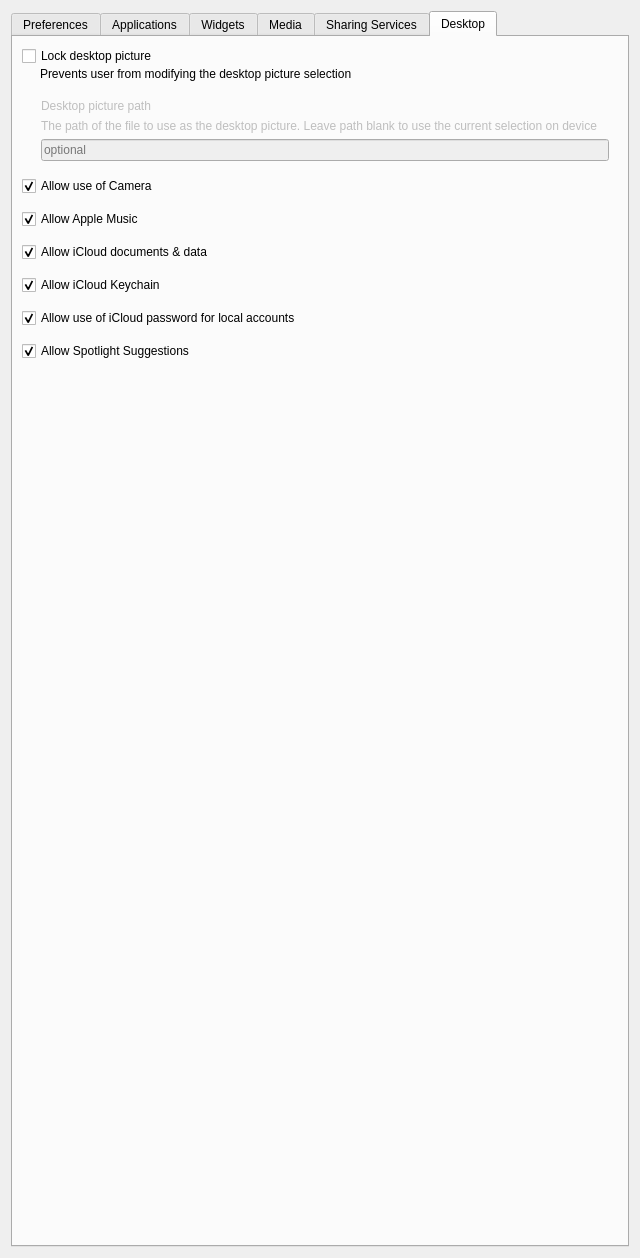
fw-dev/translations, file FWAdminLib/Configurator/RestrictionsOSXForm.ui: the form before one commit.
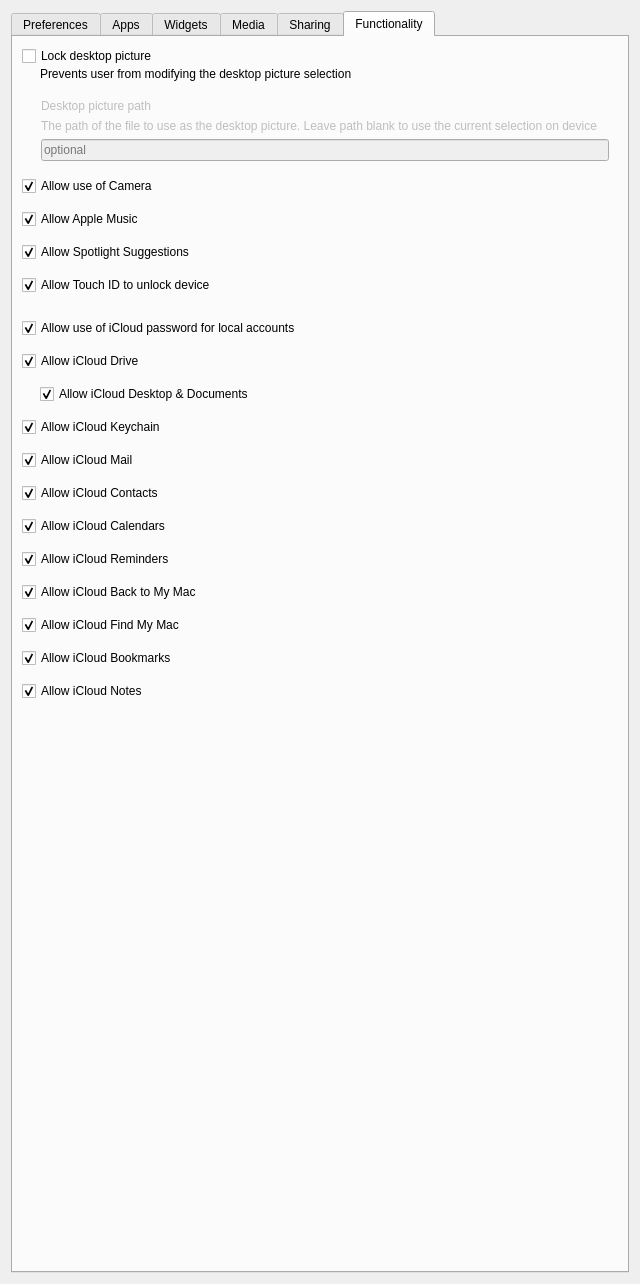
The form after the commit. The open tabs and pages were chosen to show the change. Icons and pictures are not drawn.

```diff
--- a/FWAdminLib/Configurator/RestrictionsOSXForm.ui
+++ b/FWAdminLib/Configurator/RestrictionsOSXForm.ui
@@ -496,6 +496,20 @@
               </property>
              </widget>
             </item>
+            <item>
+             <widget class="QCheckBox" name="siri">
+              <property name="text">
+               <string>Siri</string>
+              </property>
+              <property name="icon">
+               <iconset resource="Configurator.qrc">
+                <normaloff>:/assets/restrictions/Siri.png</normaloff>:/assets/restrictions/Siri.png</iconset>
+              </property>
+              <property name="checked">
+               <bool>true</bool>
+              </property>
+             </widget>
+            </item>
             <item>
              <widget class="QCheckBox" name="speech">
               <property name="text">
@@ -774,7 +788,7 @@
      </widget>
      <widget class="QWidget" name="tab_2">
       <attribute name="title">
-       <string>Applications</string>
+       <string>Apps</string>
       </attribute>
       <layout class="QVBoxLayout" name="verticalLayout_6">
        <item>
@@ -1575,7 +1589,7 @@
      </widget>
      <widget class="QWidget" name="sharingTab">
       <attribute name="title">
-       <string>Sharing Services</string>
+       <string>Sharing</string>
       </attribute>
       <layout class="QVBoxLayout" name="verticalLayout_20">
        <item>
@@ -1769,7 +1783,7 @@
      </widget>
      <widget class="QWidget" name="desktopTab">
       <attribute name="title">
-       <string>Desktop</string>
+       <string>Functionality</string>
       </attribute>
       <layout class="QVBoxLayout" name="verticalLayout_24">
        <item>
@@ -1869,36 +1883,6 @@
            </property>
           </widget>
          </item>
-         <item>
-          <widget class="QCheckBox" name="allowiCloudDocumentsData">
-           <property name="text">
-            <string>Allow iCloud documents &amp;&amp; data</string>
-           </property>
-           <property name="checked">
-            <bool>true</bool>
-           </property>
-          </widget>
-         </item>
-         <item>
-          <widget class="QCheckBox" name="allowiCloudKeychain">
-           <property name="text">
-            <string>Allow iCloud Keychain</string>
-           </property>
-           <property name="checked">
-            <bool>true</bool>
-           </property>
-          </widget>
-         </item>
-         <item>
-          <widget class="QCheckBox" name="allowUseOfiCloudPassword">
-           <property name="text">
-            <string>Allow use of iCloud password for local accounts</string>
-           </property>
-           <property name="checked">
-            <bool>true</bool>
-           </property>
-          </widget>
-         </item>
          <item>
           <widget class="QCheckBox" name="allowSpotlightSuggestions">
            <property name="text">
@@ -1909,6 +1893,176 @@
            </property>
           </widget>
          </item>
+         <item>
+          <widget class="QCheckBox" name="allowFingerprintForUnlock">
+           <property name="text">
+            <string>Allow Touch ID to unlock device</string>
+           </property>
+           <property name="checked">
+            <bool>true</bool>
+           </property>
+          </widget>
+         </item>
+         <item>
+          <spacer name="verticalSpacer_9">
+           <property name="orientation">
+            <enum>Qt::Vertical</enum>
+           </property>
+           <property name="sizeType">
+            <enum>QSizePolicy::Fixed</enum>
+           </property>
+           <property name="sizeHint" stdset="0">
+            <size>
+             <width>20</width>
+             <height>10</height>
+            </size>
+           </property>
+          </spacer>
+         </item>
+         <item>
+          <widget class="QCheckBox" name="allowUseOfiCloudPassword">
+           <property name="text">
+            <string>Allow use of iCloud password for local accounts</string>
+           </property>
+           <property name="checked">
+            <bool>true</bool>
+           </property>
+          </widget>
+         </item>
+         <item>
+          <widget class="QCheckBox" name="allowCloudDocumentSync">
+           <property name="text">
+            <string>Allow iCloud Drive</string>
+           </property>
+           <property name="checked">
+            <bool>true</bool>
+           </property>
+          </widget>
+         </item>
+         <item>
+          <widget class="QWidget" name="widgetAllowiCloudDesktop" native="true">
+           <property name="minimumSize">
+            <size>
+             <width>0</width>
+             <height>0</height>
+            </size>
+           </property>
+           <layout class="QVBoxLayout" name="verticalLayout_29">
+            <property name="leftMargin">
+             <number>18</number>
+            </property>
+            <property name="topMargin">
+             <number>0</number>
+            </property>
+            <property name="rightMargin">
+             <number>0</number>
+            </property>
+            <property name="bottomMargin">
+             <number>0</number>
+            </property>
+            <item>
+             <widget class="QCheckBox" name="allowCloudDesktopAndDocuments">
+              <property name="text">
+               <string>Allow iCloud Desktop &amp;&amp; Documents</string>
+              </property>
+              <property name="checked">
+               <bool>true</bool>
+              </property>
+             </widget>
+            </item>
+           </layout>
+          </widget>
+         </item>
+         <item>
+          <widget class="QCheckBox" name="allowiCloudKeychain">
+           <property name="text">
+            <string>Allow iCloud Keychain</string>
+           </property>
+           <property name="checked">
+            <bool>true</bool>
+           </property>
+          </widget>
+         </item>
+         <item>
+          <widget class="QCheckBox" name="allowiCloudMail">
+           <property name="text">
+            <string>Allow iCloud Mail</string>
+           </property>
+           <property name="checked">
+            <bool>true</bool>
+           </property>
+          </widget>
+         </item>
+         <item>
+          <widget class="QCheckBox" name="allowiCloudContacts">
+           <property name="text">
+            <string>Allow iCloud Contacts</string>
+           </property>
+           <property name="checked">
+            <bool>true</bool>
+           </property>
+          </widget>
+         </item>
+         <item>
+          <widget class="QCheckBox" name="allowiCloudCalendars">
+           <property name="text">
+            <string>Allow iCloud Calendars</string>
+           </property>
+           <property name="checked">
+            <bool>true</bool>
+           </property>
+          </widget>
+         </item>
+         <item>
+          <widget class="QCheckBox" name="allowiCloudReminders">
+           <property name="text">
+            <string>Allow iCloud Reminders</string>
+           </property>
+           <property name="checked">
+            <bool>true</bool>
+           </property>
+          </widget>
+         </item>
+         <item>
+          <widget class="QCheckBox" name="allowiCloudBTMM">
+           <property name="text">
+            <string>Allow iCloud Back to My Mac</string>
+           </property>
+           <property name="checked">
+            <bool>true</bool>
+           </property>
+          </widget>
+         </item>
+         <item>
+          <widget class="QCheckBox" name="allowiCloudFMM">
+           <property name="text">
+            <string>Allow iCloud Find My Mac</string>
+           </property>
+           <property name="checked">
+            <bool>true</bool>
+           </property>
+          </widget>
+         </item>
+         <item>
+          <widget class="QCheckBox" name="allowiCloudBookmarks">
+           <property name="text">
+            <string>Allow iCloud Bookmarks</string>
+           </property>
+           <property name="checked">
+            <bool>true</bool>
+           </property>
+          </widget>
+         </item>
+         <item>
+          <widget class="QCheckBox" name="allowiCloudNotes">
+           <property name="text">
+            <string>Allow iCloud Notes</string>
+           </property>
+           <property name="checked">
+            <bool>true</bool>
+           </property>
+          </widget>
+         </item>
         </layout>
        </item>
        <item>
```
Left out of the diff: 4 changed lines with no effect on the pictures.
